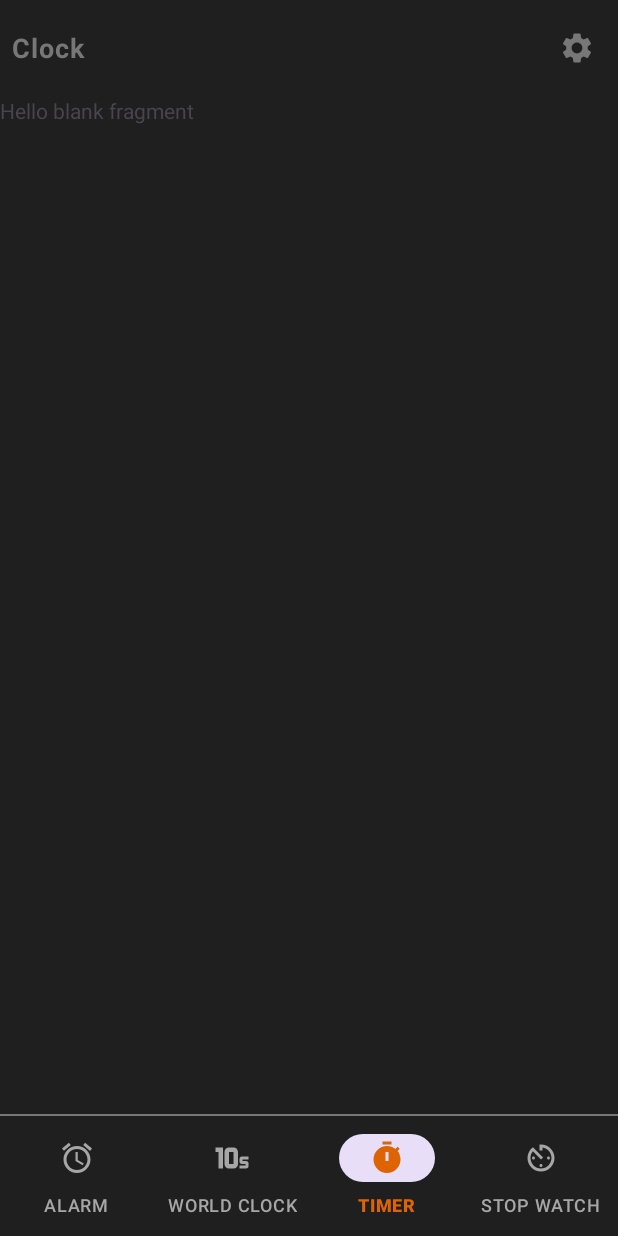
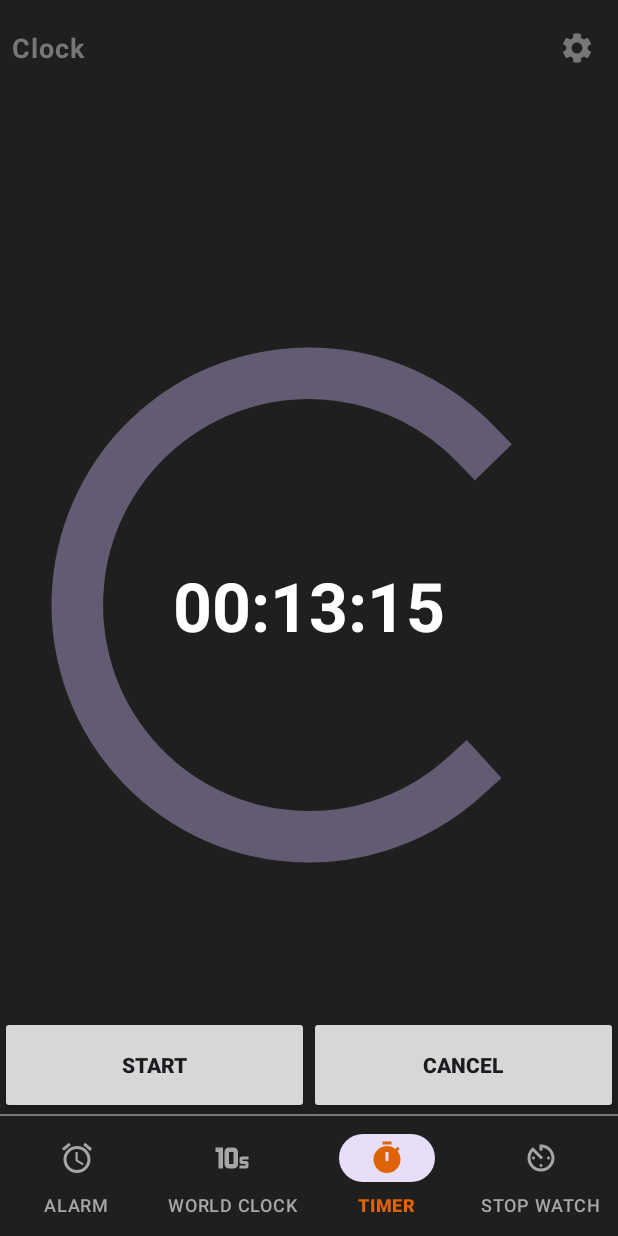
Before and after one commit to umutsaydam/AlarmApp, an Android app: the TimerFragment screen opened through its navigation route, on a phone screen of 412 x 824 dp. Run offline under Robolectric (Android 15) with nearby library versions, the phone set to English and light mode, and no system bars; our stand-ins replace Room's generated code, navigation-ui.

Commit message:
timer ui was setted

```diff
--- a/app/src/main/res/layout/fragment_timer.xml
+++ b/app/src/main/res/layout/fragment_timer.xml
@@ -1,14 +1,63 @@
 <?xml version="1.0" encoding="utf-8"?>
-<FrameLayout xmlns:android="http://schemas.android.com/apk/res/android"
+<androidx.constraintlayout.widget.ConstraintLayout xmlns:android="http://schemas.android.com/apk/res/android"
+    xmlns:app="http://schemas.android.com/apk/res-auto"
     xmlns:tools="http://schemas.android.com/tools"
     android:layout_width="match_parent"
     android:layout_height="match_parent"
+    android:background="@color/main_bg"
     tools:context=".ui.fragments.TimerFragment">
 
-    <!-- TODO: Update blank fragment layout -->
-    <TextView
+
+    <ProgressBar
+        android:id="@+id/pbTimer"
         android:layout_width="match_parent"
         android:layout_height="match_parent"
-        android:text="@string/hello_blank_fragment" />
+        android:progress="50"
+        android:progressBackgroundTint="@color/picker_bg"
+        android:progressTint="@color/white"
+        android:secondaryProgressTint="@color/header"
+        app:layout_constraintBottom_toBottomOf="parent"
+        app:layout_constraintEnd_toEndOf="parent"
+        app:layout_constraintStart_toStartOf="parent"
+        app:layout_constraintTop_toTopOf="parent" />
 
-</FrameLayout>
+    <TextView
+        android:layout_width="wrap_content"
+        android:layout_height="wrap_content"
+        android:text="00:13:15"
+        android:textColor="@color/white"
+        android:textSize="45sp"
+        android:textStyle="bold"
+        app:layout_constraintBottom_toBottomOf="parent"
+        app:layout_constraintEnd_toEndOf="parent"
+        app:layout_constraintStart_toStartOf="parent"
+        app:layout_constraintTop_toTopOf="parent" />
+
+
+    <androidx.appcompat.widget.LinearLayoutCompat
+        android:layout_width="match_parent"
+        android:layout_height="wrap_content"
+        android:orientation="horizontal"
+        app:layout_constraintBottom_toBottomOf="parent"
+        app:layout_constraintEnd_toEndOf="parent"
+        app:layout_constraintStart_toStartOf="parent">
+
+        <androidx.appcompat.widget.AppCompatButton
+            android:id="@+id/btnStartResume"
+            android:layout_width="wrap_content"
+            android:layout_height="wrap_content"
+            android:layout_weight="0.5"
+            android:minHeight="65dp"
+            android:text="@string/start"
+            android:textStyle="bold" />
+
+        <androidx.appcompat.widget.AppCompatButton
+            android:id="@+id/btnCancel"
+            android:layout_width="wrap_content"
+            android:layout_height="wrap_content"
+            android:layout_weight="0.5"
+            android:minHeight="65dp"
+            android:text="@string/cancel"
+            android:textStyle="bold" />
+    </androidx.appcompat.widget.LinearLayoutCompat>
+</androidx.constraintlayout.widget.ConstraintLayout>
--- a/app/src/main/res/values/strings.xml
+++ b/app/src/main/res/values/strings.xml
@@ -20,4 +20,5 @@
     <string name="default_ringtone">Default</string>
     <string name="alarm_off">Alarm off</string>
     <string name="arrows">Arrows</string>
+    <string name="start">Start</string>
 </resources>
```
